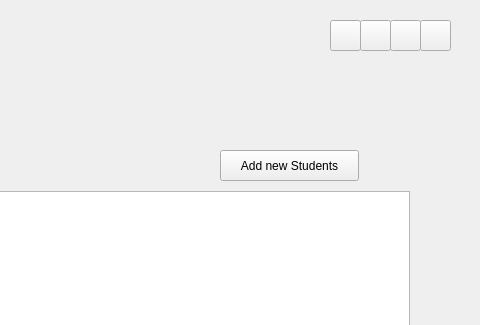
Before: the Qt Designer form stu_1.ui in Junsuk-Seo/programming-2, drawn with Qt 5; both pictures show x 320 to 800 and y 0 to 325 of the 800 by 600 pixel window.
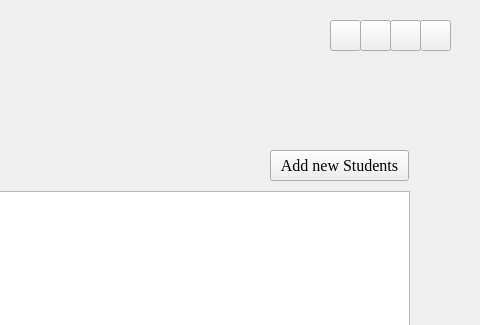
After: the same form once the commit is applied.

Patch:
```diff
--- a/stu_1.ui
+++ b/stu_1.ui
@@ -48,12 +48,20 @@
   <widget class="QPushButton" name="Add_Pushbutton">
    <property name="geometry">
     <rect>
-     <x>540</x>
+     <x>590</x>
      <y>150</y>
      <width>139</width>
      <height>31</height>
     </rect>
    </property>
+   <property name="font">
+    <font>
+     <family>Times New Roman</family>
+     <pointsize>12</pointsize>
+     <weight>50</weight>
+     <bold>false</bold>
+    </font>
+   </property>
    <property name="text">
     <string>Add new Students</string>
    </property>
```
